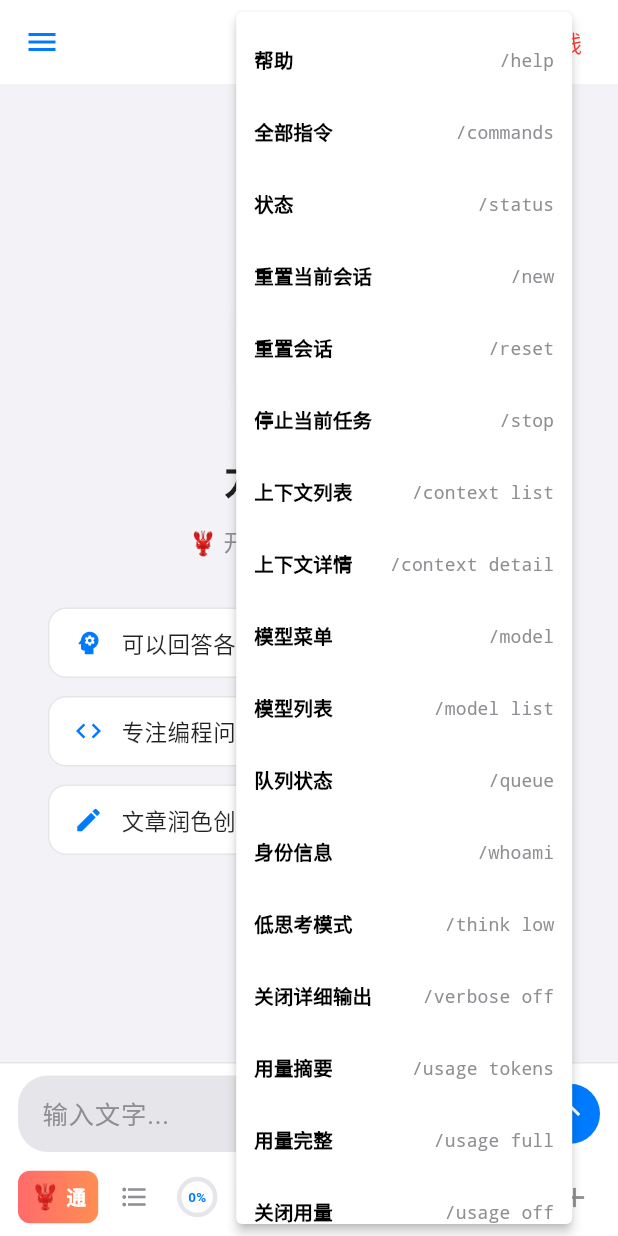
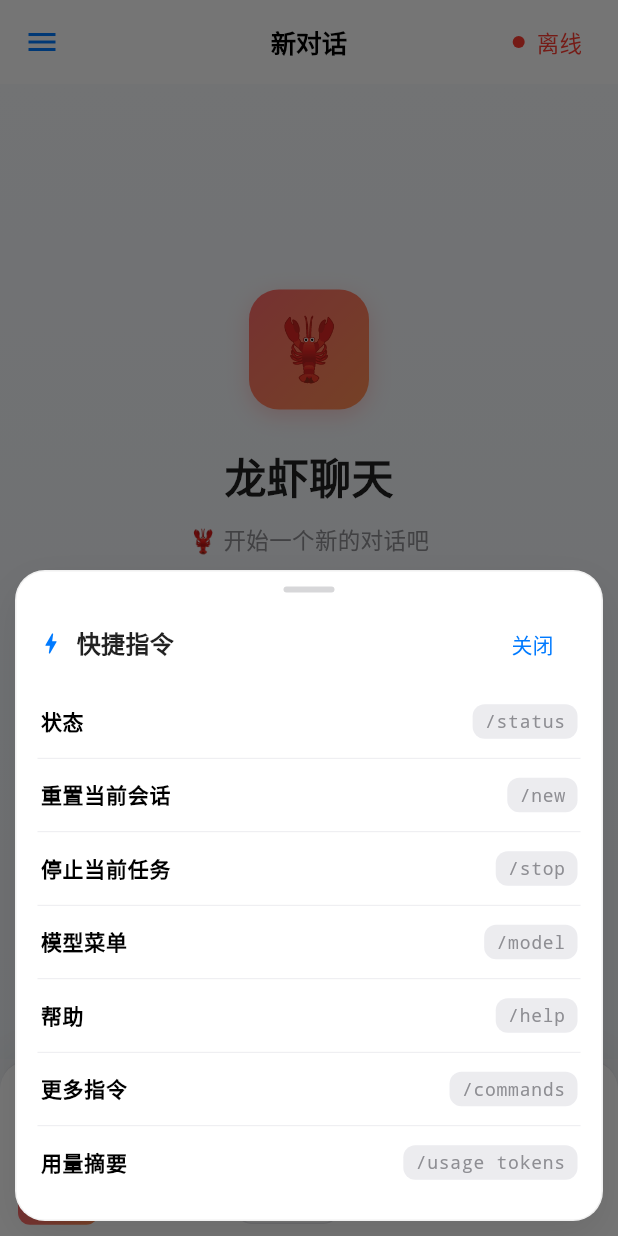
Before and after one commit to uskyu/mclaw, a Flutter app: the screen it shows after launch, after a tap on "指令", on a phone screen of 412 x 824 dp. Run offline on Flutter 3.47's test engine with Material 3 defaults, Android fonts, the light colour scheme and no system bars; our stand-ins replace flutter_markdown, flutter_secure_storage; missing offline and left inert: dartssh2.

Commit message:
feat(ui): simplify quick commands and refine chat layout

```diff
--- a/lib/screens/chat_screen.dart
+++ b/lib/screens/chat_screen.dart
@@ -339,6 +339,9 @@ class _ChatScreenState extends State<ChatScreen> {
 
     return Scaffold(
       key: _scaffoldKey,
+      backgroundColor: Theme.of(context).brightness == Brightness.dark
+          ? AppTheme.darkBackground
+          : const Color(0xFFF4F6FA),
       resizeToAvoidBottomInset: true,
       drawer: Sidebar(onClose: () => _scaffoldKey.currentState?.closeDrawer()),
       appBar: _buildAppBar(l10n),
@@ -347,6 +350,20 @@ class _ChatScreenState extends State<ChatScreen> {
           // 连接状态指示器
           _buildConnectionStatus(),
           Expanded(
+            child: Container(
+              decoration: BoxDecoration(
+                gradient: Theme.of(context).brightness == Brightness.dark
+                    ? const LinearGradient(
+                        colors: [Color(0xFF0F1114), Color(0xFF11161C)],
+                        begin: Alignment.topCenter,
+                        end: Alignment.bottomCenter,
+                      )
+                    : const LinearGradient(
+                        colors: [Color(0xFFF8FAFD), Color(0xFFF0F4F8)],
+                        begin: Alignment.topCenter,
+                        end: Alignment.bottomCenter,
+                      ),
+              ),
               child: Consumer<ChatProvider>(
                 builder: (context, provider, child) {
                   final messageCount = provider.messages.length;
@@ -455,6 +472,7 @@ class _ChatScreenState extends State<ChatScreen> {
                     ],
                   );
                 },
+              ),
             ),
           ),
           Consumer<ChatProvider>(
--- a/lib/widgets/input_toolbar.dart
+++ b/lib/widgets/input_toolbar.dart
@@ -29,23 +29,13 @@ class InputToolbar extends StatefulWidget {
 class _InputToolbarState extends State<InputToolbar>
     with SingleTickerProviderStateMixin, WidgetsBindingObserver {
   static const List<MapEntry<String, String>> _quickCommands = [
-    MapEntry('/help', '帮助'),
-    MapEntry('/commands', '全部指令'),
     MapEntry('/status', '状态'),
     MapEntry('/new', '重置当前会话'),
-    MapEntry('/reset', '重置会话'),
     MapEntry('/stop', '停止当前任务'),
-    MapEntry('/context list', '上下文列表'),
-    MapEntry('/context detail', '上下文详情'),
     MapEntry('/model', '模型菜单'),
-    MapEntry('/model list', '模型列表'),
-    MapEntry('/queue', '队列状态'),
-    MapEntry('/whoami', '身份信息'),
-    MapEntry('/think low', '低思考模式'),
-    MapEntry('/verbose off', '关闭详细输出'),
+    MapEntry('/help', '帮助'),
+    MapEntry('/commands', '更多指令'),
     MapEntry('/usage tokens', '用量摘要'),
-    MapEntry('/usage full', '用量完整'),
-    MapEntry('/usage off', '关闭用量'),
   ];
 
   final TextEditingController _controller = TextEditingController();
@@ -153,6 +143,130 @@ class _InputToolbarState extends State<InputToolbar>
     );
   }
 
+  void _showQuickCommandSheet() {
+    showModalBottomSheet(
+      context: context,
+      isScrollControlled: true,
+      backgroundColor: Colors.transparent,
+      builder: (context) {
+        final isDark = Theme.of(context).brightness == Brightness.dark;
+        return SafeArea(
+          child: Container(
+            margin: const EdgeInsets.fromLTRB(10, 0, 10, 10),
+            padding: const EdgeInsets.fromLTRB(14, 10, 14, 14),
+            decoration: BoxDecoration(
+              color: Theme.of(context).colorScheme.surface,
+              borderRadius: BorderRadius.circular(20),
+              border: Border.all(
+                color: isDark
+                    ? Colors.white.withValues(alpha: 0.08)
+                    : Colors.black.withValues(alpha: 0.06),
+              ),
+              boxShadow: [
+                BoxShadow(
+                  color: Colors.black.withValues(alpha: isDark ? 0.28 : 0.08),
+                  blurRadius: 22,
+                  offset: const Offset(0, 10),
+                ),
+              ],
+            ),
+            child: Column(
+              mainAxisSize: MainAxisSize.min,
+              children: [
+                Container(
+                  width: 34,
+                  height: 4,
+                  margin: const EdgeInsets.only(bottom: 10),
+                  decoration: BoxDecoration(
+                    color: AppTheme.appleGray.withValues(alpha: 0.35),
+                    borderRadius: BorderRadius.circular(2),
+                  ),
+                ),
+                Row(
+                  children: [
+                    const Icon(
+                      Icons.bolt_rounded,
+                      color: AppTheme.appleBlue,
+                      size: 18,
+                    ),
+                    const SizedBox(width: 8),
+                    const Text(
+                      '快捷指令',
+                      style: TextStyle(
+                        fontSize: 16,
+                        fontWeight: FontWeight.w700,
+                      ),
+                    ),
+                    const Spacer(),
+                    TextButton(
+                      onPressed: () => Navigator.pop(context),
+                      child: const Text('关闭'),
+                    ),
+                  ],
+                ),
+                const SizedBox(height: 4),
+                Flexible(
+                  child: ListView.separated(
+                    shrinkWrap: true,
+                    itemCount: _quickCommands.length,
+                    separatorBuilder: (_, __) => Divider(
+                      height: 1,
+                      color: Theme.of(context).dividerTheme.color,
+                    ),
+                    itemBuilder: (context, index) {
+                      final entry = _quickCommands[index];
+                      return ListTile(
+                        dense: true,
+                        contentPadding: const EdgeInsets.symmetric(
+                          horizontal: 2,
+                        ),
+                        title: Text(
+                          entry.value,
+                          style: const TextStyle(
+                            fontSize: 14,
+                            fontWeight: FontWeight.w600,
+                          ),
+                        ),
+                        trailing: Container(
+                          padding: const EdgeInsets.symmetric(
+                            horizontal: 8,
+                            vertical: 3,
+                          ),
+                          decoration: BoxDecoration(
+                            color: isDark
+                                ? Colors.white.withValues(alpha: 0.08)
+                                : AppTheme.appleLightGray.withValues(
+                                    alpha: 0.75,
+                                  ),
+                            borderRadius: BorderRadius.circular(8),
+                          ),
+                          child: Text(
+                            entry.key,
+                            style: TextStyle(
+                              fontSize: 12,
+                              color: Theme.of(
+                                context,
+                              ).textTheme.bodySmall?.color,
+                              fontFamily: 'monospace',
+                            ),
+                          ),
+                        ),
+                        onTap: () {
+                          Navigator.pop(context);
+                          _sendMessage(entry.key);
+                        },
+                      );
+                    },
+                  ),
+                ),
+              ],
+            ),
+          ),
+        );
+      },
+    );
+  }
+
   @override
   Widget build(BuildContext context) {
     final l10n = AppLocalizations.of(context)!;
@@ -166,14 +280,24 @@ class _InputToolbarState extends State<InputToolbar>
       });
     }
 
+    final isDark = Theme.of(context).brightness == Brightness.dark;
+
     return Container(
       decoration: BoxDecoration(
         color: Theme.of(context).colorScheme.surface,
+        borderRadius: const BorderRadius.vertical(top: Radius.circular(20)),
         border: Border(
           top: BorderSide(
             color: Theme.of(context).dividerTheme.color ?? Colors.transparent,
           ),
         ),
+        boxShadow: [
+          BoxShadow(
+            color: Colors.black.withValues(alpha: isDark ? 0.2 : 0.05),
+            blurRadius: 18,
+            offset: const Offset(0, -4),
+          ),
+        ],
       ),
       child: SafeArea(
         top: false,
@@ -182,7 +306,7 @@ class _InputToolbarState extends State<InputToolbar>
           children: [
             // 输入框
             Padding(
-              padding: const EdgeInsets.fromLTRB(12, 8, 12, 4),
+              padding: const EdgeInsets.fromLTRB(12, 10, 12, 4),
               child: Row(
                 children: [
                   Expanded(
@@ -190,8 +314,13 @@ class _InputToolbarState extends State<InputToolbar>
                       decoration: BoxDecoration(
                         color: Theme.of(context).brightness == Brightness.dark
                             ? AppTheme.darkSurface
-                            : AppTheme.appleLightGray,
-                        borderRadius: BorderRadius.circular(20),
+                            : Colors.white,
+                        borderRadius: BorderRadius.circular(18),
+                        border: Border.all(
+                          color: isDark
+                              ? Colors.white.withValues(alpha: 0.1)
+                              : AppTheme.appleLightGray,
+                        ),
                       ),
                       child: TextField(
                         controller: _controller,
@@ -221,7 +350,7 @@ class _InputToolbarState extends State<InputToolbar>
             ),
             // 工具栏按钮
             Padding(
-              padding: const EdgeInsets.symmetric(horizontal: 12, vertical: 8),
+              padding: const EdgeInsets.symmetric(horizontal: 12, vertical: 7),
               child: Row(
                 children: [
                   _buildAgentButton(),
@@ -371,45 +500,20 @@ class _InputToolbarState extends State<InputToolbar>
   }
 
   Widget _buildQuickCommandButton() {
-    return PopupMenuButton<String>(
-      tooltip: '快捷指令',
-      onSelected: (command) => _sendMessage(command),
-      itemBuilder: (context) => _quickCommands
-          .map(
-            (entry) => PopupMenuItem<String>(
-              value: entry.key,
-              child: Row(
-                children: [
-                  Expanded(
-                    child: Text(
-                      entry.value,
-                      style: const TextStyle(
-                        fontSize: 13,
-                        fontWeight: FontWeight.w600,
-                      ),
-                    ),
-                  ),
-                  const SizedBox(width: 8),
-                  Text(
-                    entry.key,
-                    style: const TextStyle(
-                      fontSize: 12,
-                      color: AppTheme.appleGray,
-                      fontFamily: 'monospace',
-                    ),
-                  ),
-                ],
-              ),
-            ),
-          )
-          .toList(),
+    final isDark = Theme.of(context).brightness == Brightness.dark;
+    return InkWell(
+      onTap: _showQuickCommandSheet,
+      borderRadius: BorderRadius.circular(10),
       child: Container(
-        padding: const EdgeInsets.symmetric(horizontal: 8, vertical: 6),
+        padding: const EdgeInsets.symmetric(horizontal: 10, vertical: 7),
         decoration: BoxDecoration(
-          color: Theme.of(context).brightness == Brightness.dark
-              ? AppTheme.darkSurface
-              : AppTheme.appleLightGray,
-          borderRadius: BorderRadius.circular(8),
+          color: isDark ? AppTheme.darkSurface : Colors.white,
+          borderRadius: BorderRadius.circular(10),
+          border: Border.all(
+            color: isDark
+                ? Colors.white.withValues(alpha: 0.1)
+                : AppTheme.appleLightGray,
+          ),
         ),
         child: const Row(
           mainAxisSize: MainAxisSize.min,
--- a/lib/widgets/message_bubble.dart
+++ b/lib/widgets/message_bubble.dart
@@ -42,6 +42,20 @@ class MessageBubble extends StatelessWidget {
                 color: isUser
                     ? AppTheme.userBubble
                     : (isDark ? AppTheme.darkAiBubble : AppTheme.aiBubble),
+                border: Border.all(
+                  color: isUser
+                      ? Colors.white.withValues(alpha: 0.15)
+                      : (isDark
+                            ? Colors.white.withValues(alpha: 0.08)
+                            : Colors.black.withValues(alpha: 0.05)),
+                ),
+                boxShadow: [
+                  BoxShadow(
+                    color: Colors.black.withValues(alpha: isDark ? 0.2 : 0.06),
+                    blurRadius: 10,
+                    offset: const Offset(0, 4),
+                  ),
+                ],
                 borderRadius: BorderRadius.only(
                   topLeft: const Radius.circular(18),
                   topRight: const Radius.circular(18),
```
Lines whose indentation alone changed are shown as unchanged.
